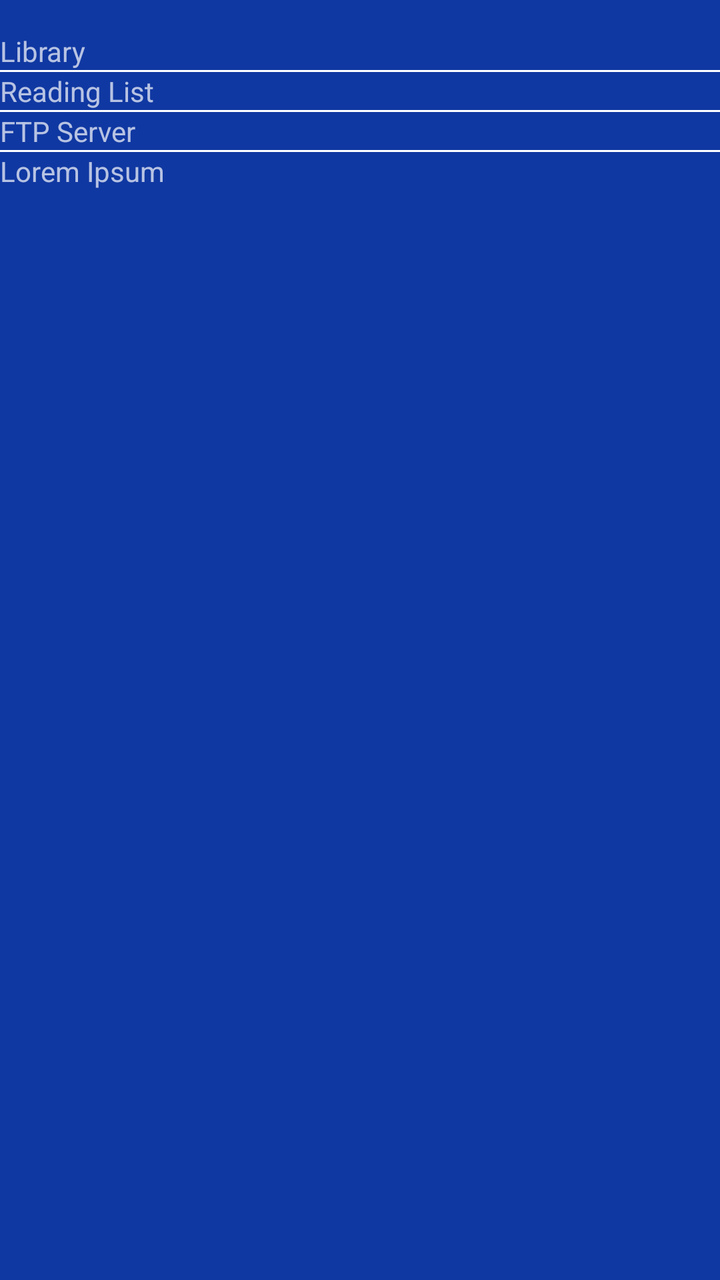
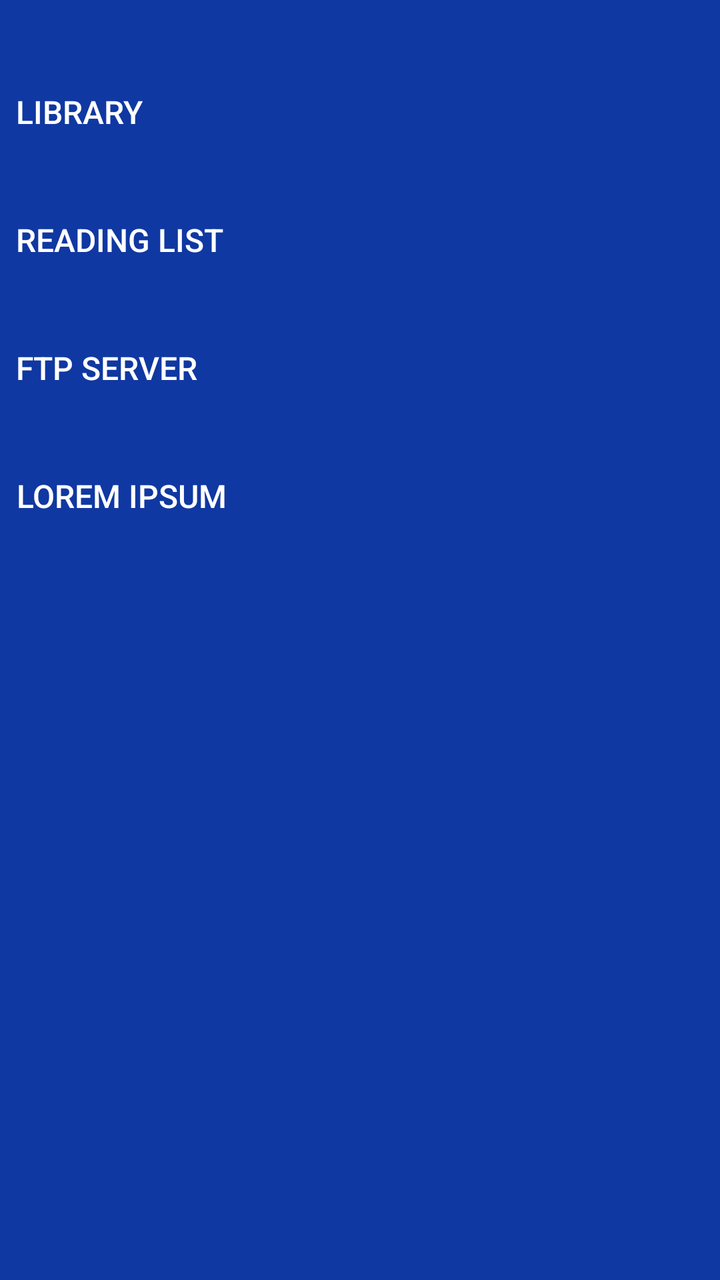

Screens rendered from an Android XML layout before and after an edit, with the pre-edit source and the edit as a unified diff.
<!-- AndroidManifest.xml: application theme Theme.MangaCheck -->
<!-- res/layout/hamburger_menu.xml -->
<?xml version="1.0" encoding="utf-8"?>
<LinearLayout xmlns:android="http://schemas.android.com/apk/res/android"
    android:orientation="vertical"
    android:layout_width="@dimen/hamburger_width"
    android:layout_height="match_parent"
    android:background="?colorPrimary">


    <TextView
        android:layout_width="wrap_content"
        android:layout_height="wrap_content"
        android:text="@string/library_title"
        android:layout_marginTop="16dp"/>
    <View
        android:layout_width="match_parent"
        android:layout_height="1dp"
        android:background="@drawable/horizontal_straight_line"
        android:backgroundTint="?colorOnPrimary"/>

    <TextView
        android:layout_width="wrap_content"
        android:layout_height="wrap_content"
        android:text="@string/reading_list_title" />
    <View
        android:layout_width="match_parent"
        android:layout_height="1dp"
        android:background="@drawable/horizontal_straight_line"
        android:backgroundTint="?colorOnPrimary"/>

    <TextView
        android:layout_width="wrap_content"
        android:layout_height="wrap_content"
        android:text="@string/ftp_server_title" />
    <View
        android:layout_width="match_parent"
        android:layout_height="1dp"
        android:background="@drawable/horizontal_straight_line"
        android:backgroundTint="?colorOnPrimary"/>

    <TextView
        android:layout_width="wrap_content"
        android:layout_height="wrap_content"
        android:text="@string/missing" />


</LinearLayout>
<!-- resources referenced by this layout -->
<resources>
  <!-- drawable horizontal_straight_line (drawable) -->
  <?xml version="1.0" encoding="utf-8"?>
  <shape xmlns:android="http://schemas.android.com/apk/res/android"
      android:shape="rectangle">
      <solid android:color="?colorOutline" />
  </shape>
  <string name="ftp_server_title">FTP Server</string>
  <string name="library_title">Library</string>
  <string name="missing">Lorem Ipsum</string>
  <string name="reading_list_title">Reading List</string>
  <style name="Theme.MangaCheck" parent="Theme.AppCompat">
          
          <item name="colorPrimary">@color/primary_35</item>
          <item name="colorPrimaryContainer">@color/primary_80</item>
          <item name="colorOnPrimary">@color/white</item>
          <item name="colorOnPrimaryContainer">@color/primary_20</item>
  
          
          <item name="colorSecondary">@color/secondary_35</item>
          <item name="colorSecondaryContainer">@color/secondary_80</item>
          <item name="colorOnSecondary">@color/white</item>
          <item name="colorOnSecondaryContainer">@color/secondary_20</item>
  
          
          <item name="colorTertiary">@color/tertiary_35</item>
          <item name="colorTertiaryContainer">@color/tertiary_80</item>
          <item name="colorOnTertiary">@color/white</item>
          <item name="colorOnTertiaryContainer">@color/tertiary_20</item>
  
          
          <item name="colorError">@color/error_35</item>
          <item name="colorErrorContainer">@color/error_80</item>
          <item name="colorOnError">@color/white</item>
          <item name="colorOnErrorContainer">@color/error_20</item>
  
          
          <item name="backgroundColor">@color/Natural_80</item>
          <item name="colorOnBackground">@color/Natural_10</item>
  
          
          <item name="colorSurface">@color/Natural_95</item>
          <item name="colorOnSurface">@color/Natural_10</item>
          <item name="colorSurfaceInverse">@color/Natural_20</item>
  
          
          <item name="colorSurfaceVariant">@color/VNatural_90</item>
          <item name="colorOnSurfaceVariant">@color/VNatural_30</item>
  
          <item name="colorOutline">@color/VNatural_50</item>
          <item name="colorOutlineVariant">@color/VNatural_80</item>
  
          <item name="android:spinnerItemStyle">@style/mySpinnerItemSelectedStyle</item>
      </style>
  <color name="primary_35">#1038A2</color>
  <color name="primary_80">#A3B9F5</color>
  <color name="white">#FFFFFFFF</color>
  <color name="primary_20">#0A205C</color>
  <color name="secondary_35">#0A9FA9</color>
  <color name="secondary_80">#9FF4F9</color>
  <color name="secondary_20">#065B60</color>
  <color name="tertiary_35">#3D4C76</color>
  <color name="tertiary_80">#BCC4DC</color>
  <color name="tertiary_20">#232B43</color>
  <color name="error_35">#B22200</color>
  <color name="error_80">#FFAC99</color>
  <color name="error_20">#661300</color>
  <color name="Natural_80">#C4C9D4</color>
  <color name="Natural_10">#16181D</color>
  <color name="Natural_95">#F0F1F4</color>
  <color name="Natural_20">#2B303B</color>
  <color name="VNatural_90">#E2E9E9</color>
  <color name="VNatural_30">#415658</color>
  <color name="VNatural_50">#6C9093</color>
  <color name="VNatural_80">#C4D3D4</color>
  <style name="mySpinnerItemSelectedStyle" parent="@android:style/Widget.Holo.TextView.SpinnerItem">
          <item name="android:textColor">@color/black</item>
      </style>
  <color name="black">#FF000000</color>
</resources>

<!-- the commit's change to res/layout/hamburger_menu.xml (unified diff, before → after) -->
@@ -1,46 +1,48 @@
 <?xml version="1.0" encoding="utf-8"?>
 <LinearLayout xmlns:android="http://schemas.android.com/apk/res/android"
-    android:orientation="vertical"
-    android:layout_width="@dimen/hamburger_width"
+    android:layout_width="@dimen/U_25"
     android:layout_height="match_parent"
-    android:background="?colorPrimary">
+    android:background="?colorPrimary"
+    android:orientation="vertical">
 
-
-    <TextView
+    <Button
         android:layout_width="wrap_content"
         android:layout_height="wrap_content"
+        android:layout_marginHorizontal="@dimen/U_1"
+        android:layout_marginTop="@dimen/U_4"
+        android:layout_marginBottom="@dimen/U_1"
         android:text="@string/library_title"
-        android:layout_marginTop="16dp"/>
-    <View
-        android:layout_width="match_parent"
-        android:layout_height="1dp"
-        android:background="@drawable/horizontal_straight_line"
-        android:backgroundTint="?colorOnPrimary"/>
+        android:textAlignment="viewStart"
+        android:textColor="?colorOnPrimary"
+        android:background="#0FFF"
+        android:textSize="@dimen/U_2" />
 
-    <TextView
+    <Button
         android:layout_width="wrap_content"
         android:layout_height="wrap_content"
-        android:text="@string/reading_list_title" />
-    <View
-        android:layout_width="match_parent"
-        android:layout_height="1dp"
-        android:background="@drawable/horizontal_straight_line"
-        android:backgroundTint="?colorOnPrimary"/>
+        android:layout_margin="@dimen/U_1"
+        android:text="@string/reading_list_title"
+        android:textColor="?colorOnPrimary"
+        android:background="#0FFF"
+        android:textSize="@dimen/U_2" />
 
-    <TextView
+    <Button
         android:layout_width="wrap_content"
         android:layout_height="wrap_content"
-        android:text="@string/ftp_server_title" />
-    <View
-        android:layout_width="match_parent"
-        android:layout_height="1dp"
-        android:background="@drawable/horizontal_straight_line"
-        android:backgroundTint="?colorOnPrimary"/>
+        android:layout_margin="@dimen/U_1"
+        android:text="@string/ftp_server_title"
+        android:background="#0FFF"
+        android:textColor="?colorOnPrimary"
+        android:textSize="@dimen/U_2" />
 
-    <TextView
+    <Button
         android:layout_width="wrap_content"
         android:layout_height="wrap_content"
-        android:text="@string/missing" />
+        android:layout_margin="@dimen/U_1"
+        android:text="@string/missing"
+        android:background="#0FFF"
+        android:textColor="?colorOnPrimary"
+        android:textSize="@dimen/U_2" />
 
 
 </LinearLayout>
<!-- resource entries referenced after the edit -->
@@ -1,11 +1,9 @@
 <!-- resources referenced by this layout -->
 <resources>
-  <!-- drawable horizontal_straight_line (drawable) -->
-  <?xml version="1.0" encoding="utf-8"?>
-  <shape xmlns:android="http://schemas.android.com/apk/res/android"
-      android:shape="rectangle">
-      <solid android:color="?colorOutline" />
-  </shape>
+  <dimen name="U_1">8dp</dimen>
+  <dimen name="U_2">16dp</dimen>
+  <dimen name="U_25">200dp</dimen>
+  <dimen name="U_4">32dp</dimen>
   <string name="ftp_server_title">FTP Server</string>
   <string name="library_title">Library</string>
   <string name="missing">Lorem Ipsum</string>
